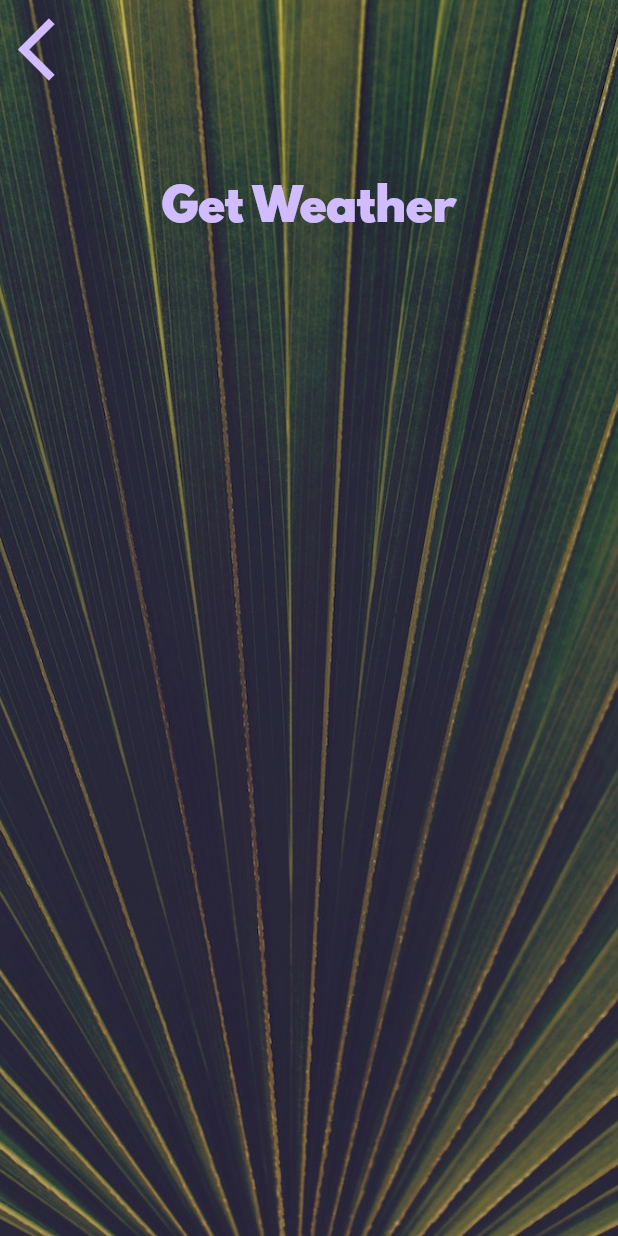
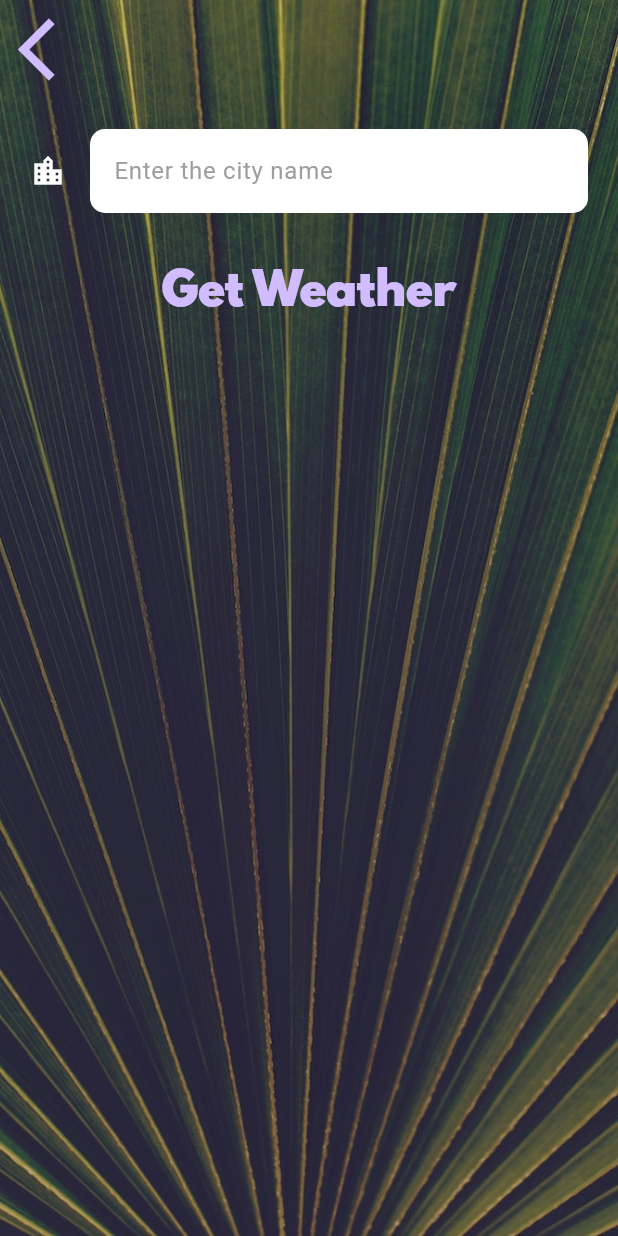
Before and after one commit to taphakebe99/clima, a Flutter app: the CityScreen screen opened directly, on a phone screen of 412 x 824 dp. Run offline on Flutter 3.47's test engine with Material 3 defaults, Android fonts, the phone set to English and light mode, and no system bars; our stand-ins replace flutter_spinkit, geolocator; network calls fail.

Commit message:
complete project

```diff
--- a/lib/screens/city_screen.dart
+++ b/lib/screens/city_screen.dart
@@ -8,37 +8,50 @@ class CityScreen extends StatefulWidget {
 }
 
 class _CityScreenState extends State<CityScreen> {
+  String cityName = '';
   @override
   Widget build(BuildContext context) {
     return Scaffold(
       body: Container(
-        decoration: BoxDecoration(
+        decoration: const BoxDecoration(
           image: DecorationImage(
             image: AssetImage('images/city_background.jpg'),
             fit: BoxFit.cover,
           ),
         ),
-        constraints: BoxConstraints.expand(),
+        constraints: const BoxConstraints.expand(),
         child: SafeArea(
           child: Column(
             children: <Widget>[
               Align(
                 alignment: Alignment.topLeft,
                 child: TextButton(
-                  onPressed: () {},
-                  child: Icon(
+                  onPressed: () {
+                    Navigator.pop(context);
+                  },
+                  child: const Icon(
                     Icons.arrow_back_ios,
                     size: 50.0,
                   ),
                 ),
               ),
               Container(
-                padding: EdgeInsets.all(20.0),
-                child: null,
+                padding: const EdgeInsets.all(20.0),
+                child: TextField(
+                  style: const TextStyle(
+                    color: Colors.black,
+                  ),
+                  decoration: kTextFieldInputDecoration,
+                  onChanged: (value) {
+                    cityName = value;
+                  },
+                ),
               ),
               TextButton(
-                onPressed: () {},
-                child: Text(
+                onPressed: () {
+                  Navigator.pop(context, cityName);
+                },
+                child: const Text(
                   'Get Weather',
                   style: kButtonTextStyle,
                 ),
--- a/lib/utilities/constants.dart
+++ b/lib/utilities/constants.dart
@@ -18,3 +18,20 @@ const kButtonTextStyle = TextStyle(
 const kConditionTextStyle = TextStyle(
   fontSize: 100.0,
 );
+
+const kTextFieldInputDecoration = InputDecoration(
+  filled: true,
+  fillColor: Colors.white,
+  icon: Icon(
+    Icons.location_city,
+    color: Colors.white,
+  ),
+  hintText: 'Enter the city name',
+  hintStyle: TextStyle(color: Colors.grey),
+  border: OutlineInputBorder(
+    borderRadius: BorderRadius.all(
+      Radius.circular(10.0),
+    ),
+    borderSide: BorderSide.none,
+  ),
+);
```
Also changed, not shown: lib/screens/loading_screen.dart (+26 -6 lines), lib/screens/location_screen.dart (+66 -10 lines), lib/services/location.dart (+22 -0 lines), lib/services/networking.dart (+19 -0 lines), lib/services/weather.dart (+32 -4 lines), pubspec.yaml (+5 -5 lines), pubspec.lock, 4 other files.
